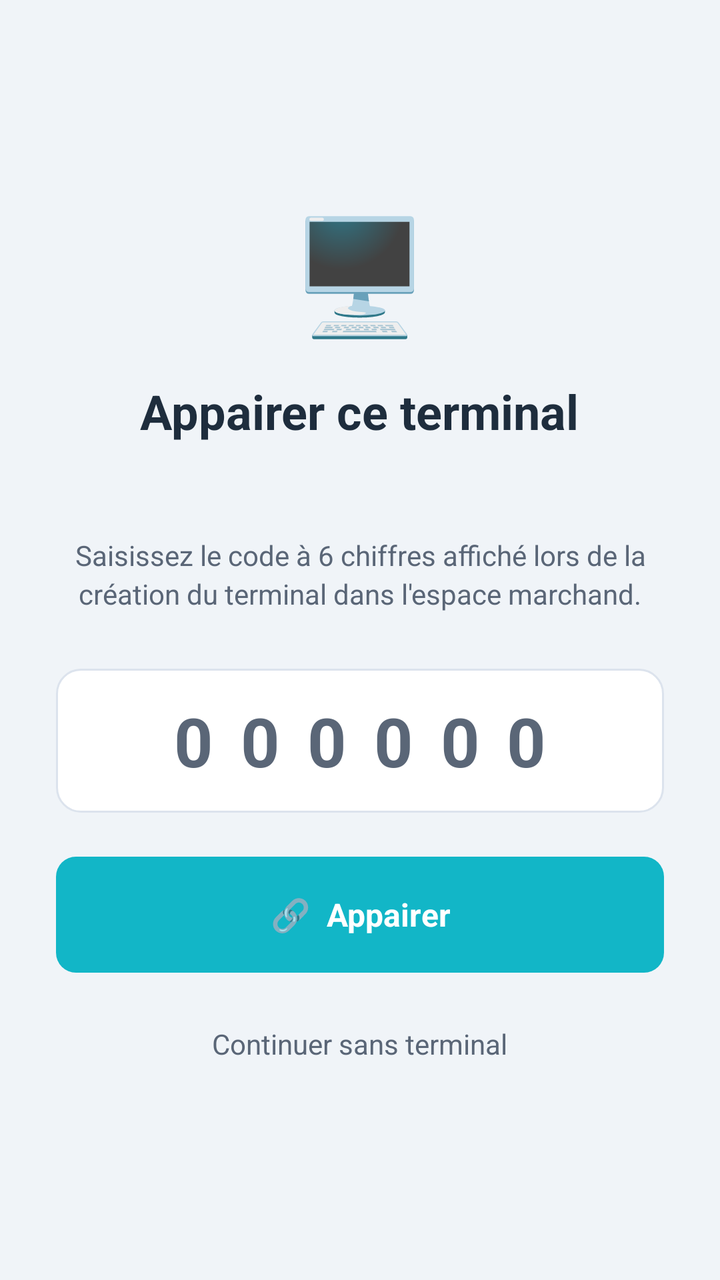
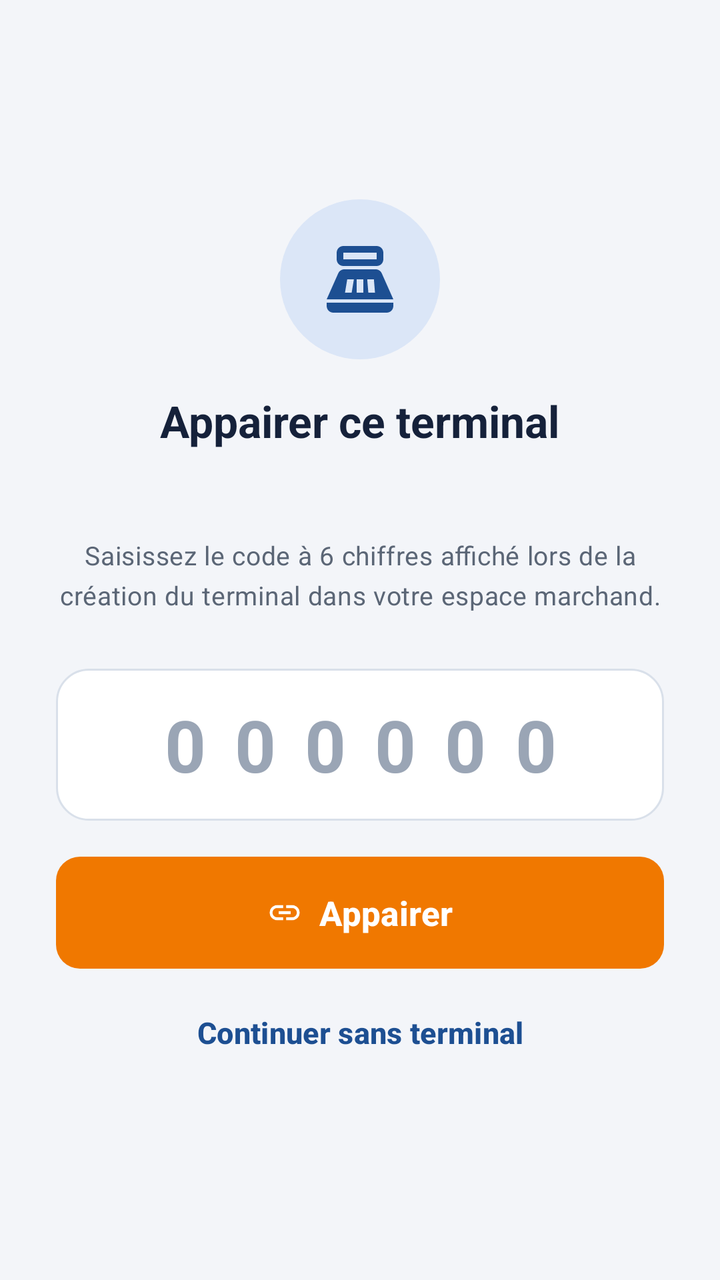

The first picture is an Android layout as it rendered before a commit; the second is the same layout after the commit. The layout source and the unified diff follow.
<!-- AndroidManifest.xml: application theme Theme.CPay -->
<!-- res/layout/activity_pairing.xml -->
<?xml version="1.0" encoding="utf-8"?>
<LinearLayout xmlns:android="http://schemas.android.com/apk/res/android"
    android:layout_width="match_parent" android:layout_height="match_parent"
    android:orientation="vertical" android:background="@color/bg"
    android:gravity="center" android:padding="28dp">

    <TextView android:layout_width="wrap_content" android:layout_height="wrap_content"
        android:text="🖥️" android:textSize="56sp" android:layout_marginBottom="16dp"/>

    <TextView android:layout_width="wrap_content" android:layout_height="wrap_content"
        android:text="Appairer ce terminal" android:textSize="24sp" android:textStyle="bold"
        android:textColor="@color/text" android:layout_marginBottom="6dp"/>

    <TextView android:id="@+id/tv_merchant" android:layout_width="wrap_content"
        android:layout_height="wrap_content" android:textSize="15sp"
        android:textColor="@color/primary" android:textStyle="bold"
        android:layout_marginBottom="20dp"/>

    <TextView android:layout_width="match_parent" android:layout_height="wrap_content"
        android:text="Saisissez le code à 6 chiffres affiché lors de la création du terminal dans l'espace marchand."
        android:textSize="14sp" android:textColor="@color/text_secondary"
        android:gravity="center" android:layout_marginBottom="28dp" android:lineSpacingExtra="3dp"/>

    <EditText android:id="@+id/et_code" android:layout_width="match_parent"
        android:layout_height="72dp" android:inputType="number" android:maxLength="6"
        android:gravity="center" android:textSize="34sp" android:textStyle="bold"
        android:letterSpacing="0.4" android:textColor="@color/primary"
        android:textColorHint="@color/text_secondary" android:hint="000000"
        android:background="@drawable/bg_card" android:layout_marginBottom="10dp"/>

    <TextView android:id="@+id/tv_error" android:layout_width="match_parent"
        android:layout_height="wrap_content" android:textColor="@color/danger"
        android:textSize="13sp" android:gravity="center" android:visibility="gone"
        android:layout_marginBottom="10dp"/>

    <ProgressBar android:id="@+id/progress_bar" android:layout_width="wrap_content"
        android:layout_height="wrap_content" android:visibility="gone"
        android:layout_marginBottom="10dp"/>

    <TextView android:id="@+id/btn_pair" android:layout_width="match_parent"
        android:layout_height="58dp" android:text="🔗  Appairer"
        android:textColor="#FFFFFF" android:textSize="16sp" android:textStyle="bold"
        android:background="@drawable/bg_btn_primary" android:gravity="center"
        android:clickable="true" android:focusable="true" android:layout_marginTop="12dp"
        android:layout_marginBottom="16dp"/>

    <TextView android:id="@+id/btn_skip" android:layout_width="wrap_content"
        android:layout_height="wrap_content" android:text="Continuer sans terminal"
        android:textColor="@color/text_secondary" android:textSize="14sp"
        android:padding="10dp" android:clickable="true" android:focusable="true"/>
</LinearLayout>
<!-- resources referenced by this layout -->
<resources>
  <color name="bg">#f0f4f8</color>
  <color name="danger">#ff3b30</color>
  <color name="primary">#12b6c7</color>
  <color name="text">#1e2d3d</color>
  <color name="text_secondary">#5a6677</color>
  <!-- drawable bg_btn_primary (drawable) -->
  <?xml version="1.0" encoding="utf-8"?>
  <shape xmlns:android="http://schemas.android.com/apk/res/android">
      <solid android:color="#12b6c7"/>
      <corners android:radius="10dp"/>
  </shape>
  <!-- drawable bg_card (drawable) -->
  <?xml version="1.0" encoding="utf-8"?>
  <shape xmlns:android="http://schemas.android.com/apk/res/android">
      <solid android:color="#FFFFFF"/>
      <corners android:radius="12dp"/>
      <stroke android:width="1dp" android:color="#dce3ed"/>
  </shape>
  <style name="Theme.CPay" parent="Theme.MaterialComponents.DayNight.NoActionBar">
          <item name="colorPrimary">@color/primary</item>
          <item name="colorPrimaryVariant">@color/primary_dark</item>
          <item name="colorOnPrimary">@color/white</item>
          <item name="colorSecondary">@color/accent</item>
          <item name="colorOnSecondary">@color/white</item>
          <item name="android:windowBackground">@color/bg</item>
          <item name="android:textColor">@color/text</item>
      </style>
  <color name="primary_dark">#1d4f92</color>
  <color name="white">#FFFFFF</color>
  <color name="accent">#00c896</color>
</resources>

<!-- the commit's change to res/layout/activity_pairing.xml (unified diff, before → after) -->
@@ -1,51 +1,28 @@
 <?xml version="1.0" encoding="utf-8"?>
-<LinearLayout xmlns:android="http://schemas.android.com/apk/res/android"
-    android:layout_width="match_parent" android:layout_height="match_parent"
-    android:orientation="vertical" android:background="@color/bg"
-    android:gravity="center" android:padding="28dp">
-
-    <TextView android:layout_width="wrap_content" android:layout_height="wrap_content"
-        android:text="🖥️" android:textSize="56sp" android:layout_marginBottom="16dp"/>
-
-    <TextView android:layout_width="wrap_content" android:layout_height="wrap_content"
-        android:text="Appairer ce terminal" android:textSize="24sp" android:textStyle="bold"
-        android:textColor="@color/text" android:layout_marginBottom="6dp"/>
-
-    <TextView android:id="@+id/tv_merchant" android:layout_width="wrap_content"
-        android:layout_height="wrap_content" android:textSize="15sp"
-        android:textColor="@color/primary" android:textStyle="bold"
-        android:layout_marginBottom="20dp"/>
-
-    <TextView android:layout_width="match_parent" android:layout_height="wrap_content"
-        android:text="Saisissez le code à 6 chiffres affiché lors de la création du terminal dans l'espace marchand."
-        android:textSize="14sp" android:textColor="@color/text_secondary"
-        android:gravity="center" android:layout_marginBottom="28dp" android:lineSpacingExtra="3dp"/>
-
-    <EditText android:id="@+id/et_code" android:layout_width="match_parent"
-        android:layout_height="72dp" android:inputType="number" android:maxLength="6"
-        android:gravity="center" android:textSize="34sp" android:textStyle="bold"
-        android:letterSpacing="0.4" android:textColor="@color/primary"
-        android:textColorHint="@color/text_secondary" android:hint="000000"
-        android:background="@drawable/bg_card" android:layout_marginBottom="10dp"/>
-
-    <TextView android:id="@+id/tv_error" android:layout_width="match_parent"
-        android:layout_height="wrap_content" android:textColor="@color/danger"
-        android:textSize="13sp" android:gravity="center" android:visibility="gone"
-        android:layout_marginBottom="10dp"/>
-
-    <ProgressBar android:id="@+id/progress_bar" android:layout_width="wrap_content"
-        android:layout_height="wrap_content" android:visibility="gone"
-        android:layout_marginBottom="10dp"/>
-
-    <TextView android:id="@+id/btn_pair" android:layout_width="match_parent"
-        android:layout_height="58dp" android:text="🔗  Appairer"
-        android:textColor="#FFFFFF" android:textSize="16sp" android:textStyle="bold"
-        android:background="@drawable/bg_btn_primary" android:gravity="center"
-        android:clickable="true" android:focusable="true" android:layout_marginTop="12dp"
-        android:layout_marginBottom="16dp"/>
-
-    <TextView android:id="@+id/btn_skip" android:layout_width="wrap_content"
-        android:layout_height="wrap_content" android:text="Continuer sans terminal"
-        android:textColor="@color/text_secondary" android:textSize="14sp"
-        android:padding="10dp" android:clickable="true" android:focusable="true"/>
-</LinearLayout>
+<ScrollView xmlns:android="http://schemas.android.com/apk/res/android"
+    xmlns:app="http://schemas.android.com/apk/res-auto"
+    android:layout_width="match_parent" android:layout_height="match_parent" android:background="@color/surface_dim" android:fillViewport="true">
+    <LinearLayout android:layout_width="match_parent" android:layout_height="wrap_content" android:orientation="vertical" android:gravity="center" android:padding="28dp">
+        <ImageView android:layout_width="80dp" android:layout_height="80dp" android:padding="20dp" android:background="@drawable/bg_circle"
+            android:src="@drawable/ic_terminal" app:tint="@color/brand_primary" android:layout_marginBottom="16dp" android:contentDescription="@null"/>
+        <TextView android:layout_width="wrap_content" android:layout_height="wrap_content" android:text="@string/pairing_title"
+            android:textAppearance="@style/TextAppearance.CPay.Title" android:layout_marginBottom="6dp"/>
+        <TextView android:id="@+id/tv_merchant" android:layout_width="wrap_content" android:layout_height="wrap_content"
+            android:textAppearance="@style/TextAppearance.CPay.Subtitle" android:textColor="@color/brand_primary" android:layout_marginBottom="16dp"/>
+        <TextView android:layout_width="match_parent" android:layout_height="wrap_content" android:text="@string/pairing_desc"
+            android:textAppearance="@style/TextAppearance.CPay.Secondary" android:gravity="center" android:layout_marginBottom="28dp" android:lineSpacingExtra="3dp"/>
+        <EditText android:id="@+id/et_code" android:layout_width="match_parent" android:layout_height="76dp" android:inputType="number" android:maxLength="6"
+            android:gravity="center" android:textSize="36sp" android:textStyle="bold" android:letterSpacing="0.4" android:textColor="@color/brand_navy"
+            android:textColorHint="@color/on_surface_disabled" android:hint="000000" android:background="@drawable/bg_card" android:layout_marginBottom="10dp"
+            android:importantForAutofill="no" android:contentDescription="@string/pairing_code"/>
+        <TextView android:id="@+id/tv_error" android:layout_width="match_parent" android:layout_height="wrap_content"
+            android:background="@drawable/bg_banner_error" android:padding="12dp" android:textColor="@color/error_main" android:textSize="13sp" android:gravity="center"
+            android:visibility="gone" android:layout_marginBottom="10dp"/>
+        <ProgressBar android:id="@+id/progress_bar" android:layout_width="wrap_content" android:layout_height="wrap_content" android:visibility="gone" android:layout_marginBottom="10dp"/>
+        <com.google.android.material.button.MaterialButton android:id="@+id/btn_pair" style="@style/Widget.CPay.Button.Primary"
+            android:layout_width="match_parent" android:layout_height="wrap_content" android:text="@string/pairing_button" app:icon="@drawable/ic_link" app:iconGravity="textStart"
+            android:layout_marginTop="8dp" android:layout_marginBottom="8dp"/>
+        <com.google.android.material.button.MaterialButton android:id="@+id/btn_skip" style="@style/Widget.CPay.Button.Text"
+            android:layout_width="match_parent" android:layout_height="wrap_content" android:text="@string/pairing_skip"/>
+    </LinearLayout>
+</ScrollView>
<!-- resource entries referenced after the edit -->
@@ -1,34 +1,212 @@
 <!-- resources referenced by this layout -->
 <resources>
-  <color name="bg">#f0f4f8</color>
-  <color name="danger">#ff3b30</color>
-  <color name="primary">#12b6c7</color>
-  <color name="text">#1e2d3d</color>
-  <color name="text_secondary">#5a6677</color>
-  <!-- drawable bg_btn_primary (drawable) -->
+  <color name="brand_navy">#12306e</color>
+  <color name="brand_primary">#1d4f92</color>
+  <color name="error_main">#c0392b</color>
+  <color name="on_surface_disabled">#9aa5b5</color>
+  <color name="surface_dim">#f3f5f9</color>
+  <!-- drawable bg_banner_error (drawable) -->
   <?xml version="1.0" encoding="utf-8"?>
   <shape xmlns:android="http://schemas.android.com/apk/res/android">
-      <solid android:color="#12b6c7"/>
-      <corners android:radius="10dp"/>
+      <solid android:color="@color/error_container"/>
+      <corners android:radius="12dp"/>
   </shape>
   <!-- drawable bg_card (drawable) -->
   <?xml version="1.0" encoding="utf-8"?>
   <shape xmlns:android="http://schemas.android.com/apk/res/android">
-      <solid android:color="#FFFFFF"/>
-      <corners android:radius="12dp"/>
-      <stroke android:width="1dp" android:color="#dce3ed"/>
+      <solid android:color="@color/surface"/>
+      <corners android:radius="16dp"/>
+      <stroke android:width="1dp" android:color="@color/outline"/>
   </shape>
-  <style name="Theme.CPay" parent="Theme.MaterialComponents.DayNight.NoActionBar">
-          <item name="colorPrimary">@color/primary</item>
-          <item name="colorPrimaryVariant">@color/primary_dark</item>
+  <!-- drawable bg_circle (drawable) -->
+  <?xml version="1.0" encoding="utf-8"?>
+  <shape xmlns:android="http://schemas.android.com/apk/res/android" android:shape="oval">
+      <solid android:color="@color/primary_container"/>
+  </shape>
+  <!-- drawable ic_link (drawable) -->
+  <?xml version="1.0" encoding="utf-8"?>
+  <vector xmlns:android="http://schemas.android.com/apk/res/android"
+      android:width="24dp" android:height="24dp" android:viewportWidth="24" android:viewportHeight="24"
+      android:tint="?attr/colorControlNormal">
+      <path android:fillColor="@android:color/white" android:pathData="M3.9,12c0,-1.71 1.39,-3.1 3.1,-3.1h4V7H7c-2.76,0 -5,2.24 -5,5s2.24,5 5,5h4v-1.9H7c-1.71,0 -3.1,-1.39 -3.1,-3.1zM8,13h8v-2H8v2zM17,7h-4v1.9h4c1.71,0 3.1,1.39 3.1,3.1s-1.39,3.1 -3.1,3.1h-4V17h4c2.76,0 5,-2.24 5,-5s-2.24,-5 -5,-5z"/>
+  </vector>
+  <!-- drawable ic_terminal (drawable) -->
+  <?xml version="1.0" encoding="utf-8"?>
+  <vector xmlns:android="http://schemas.android.com/apk/res/android"
+      android:width="24dp" android:height="24dp" android:viewportWidth="24" android:viewportHeight="24"
+      android:tint="?attr/colorControlNormal">
+      <path android:fillColor="@android:color/white" android:pathData="M17,2H7c-1.1,0 -2,0.9 -2,2v2c0,1.1 0.9,2 2,2h10c1.1,0 2,-0.9 2,-2V4c0,-1.1 -0.9,-2 -2,-2zM17,6H7V4h10v2zM20,22H4c-1.1,0 -2,-0.9 -2,-2v-1h20v1c0,1.1 -0.9,2 -2,2zM18.53,10.19C18.21,9.47 17.49,9 16.7,9H7.3c-0.79,0 -1.51,0.47 -1.83,1.19L2,18h20l-3.47,-7.81zM9.5,16h-2l0.67,-4h2L9.5,16zM13,16h-2v-4h2v4zM16.5,16h-2l-0.33,-4h2L16.5,16z"/>
+  </vector>
+  <string name="pairing_button">Appairer</string>
+  <string name="pairing_code">Code d\'appairage</string>
+  <string name="pairing_desc">Saisissez le code à 6 chiffres affiché lors de la création du terminal dans votre espace marchand.</string>
+  <string name="pairing_skip">Continuer sans terminal</string>
+  <string name="pairing_title">Appairer ce terminal</string>
+  <style name="TextAppearance.CPay.Secondary" parent="TextAppearance.Material3.BodyMedium">
+          <item name="android:textSize">13sp</item>
+          <item name="android:textColor">@color/on_surface_variant</item>
+      </style>
+  <style name="TextAppearance.CPay.Subtitle" parent="TextAppearance.Material3.TitleMedium">
+          <item name="android:textSize">16sp</item>
+          <item name="android:textStyle">bold</item>
+          <item name="android:textColor">@color/on_surface</item>
+      </style>
+  <style name="TextAppearance.CPay.Title" parent="TextAppearance.Material3.TitleLarge">
+          <item name="android:textSize">22sp</item>
+          <item name="android:textStyle">bold</item>
+          <item name="android:textColor">@color/on_surface</item>
+      </style>
+  <style name="Widget.CPay.Button.Primary" parent="Widget.CPay.Button">
+          <item name="android:minHeight">56dp</item>
+          <item name="android:textSize">17sp</item>
+      </style>
+  <style name="Widget.CPay.Button.Text" parent="Widget.Material3.Button.TextButton">
+          <item name="android:minHeight">48dp</item>
+          <item name="android:textSize">15sp</item>
+          <item name="android:textStyle">bold</item>
+          <item name="android:textAllCaps">false</item>
+          <item name="android:textColor">@color/brand_primary</item>
+          <item name="iconTint">@color/brand_primary</item>
+      </style>
+  <style name="Theme.CPay" parent="Theme.Material3.Light.NoActionBar">
+          <item name="colorPrimary">@color/brand_primary</item>
           <item name="colorOnPrimary">@color/white</item>
-          <item name="colorSecondary">@color/accent</item>
+          <item name="colorPrimaryContainer">@color/primary_container</item>
+          <item name="colorOnPrimaryContainer">@color/on_primary_container</item>
+          <item name="colorSecondary">@color/brand_accent</item>
           <item name="colorOnSecondary">@color/white</item>
-          <item name="android:windowBackground">@color/bg</item>
-          <item name="android:textColor">@color/text</item>
-      </style>
-  <color name="primary_dark">#1d4f92</color>
-  <color name="white">#FFFFFF</color>
-  <color name="accent">#00c896</color>
+          <item name="colorSecondaryContainer">@color/accent_container</item>
+          <item name="colorOnSecondaryContainer">@color/on_accent_container</item>
+          <item name="colorTertiary">@color/brand_cyan</item>
+          <item name="colorOnTertiary">@color/white</item>
+          <item name="colorTertiaryContainer">@color/cyan_container</item>
+          <item name="colorOnTertiaryContainer">@color/on_cyan_container</item>
+          <item name="colorError">@color/error_main</item>
+          <item name="colorOnError">@color/white</item>
+          <item name="colorErrorContainer">@color/error_container</item>
+          <item name="colorOnErrorContainer">@color/error_main</item>
+          <item name="colorSurface">@color/surface</item>
+          <item name="colorOnSurface">@color/on_surface</item>
+          <item name="colorSurfaceVariant">@color/surface_variant</item>
+          <item name="colorOnSurfaceVariant">@color/on_surface_variant</item>
+          <item name="colorOutline">@color/outline</item>
+          <item name="colorOutlineVariant">@color/outline</item>
+          <item name="colorSurfaceContainer">@color/surface</item>
+          <item name="colorSurfaceContainerLow">@color/surface_dim</item>
+          <item name="colorSurfaceContainerHigh">@color/surface_variant</item>
+          <item name="android:colorBackground">@color/surface_dim</item>
+          <item name="android:windowBackground">@color/surface_dim</item>
+          <item name="android:statusBarColor">@color/surface_dim</item>
+          <item name="android:windowLightStatusBar">true</item>
+          <item name="android:navigationBarColor">@color/surface</item>
+  
+          <item name="shapeAppearanceSmallComponent">@style/ShapeAppearance.CPay.Small</item>
+          <item name="shapeAppearanceMediumComponent">@style/ShapeAppearance.CPay.Medium</item>
+          <item name="shapeAppearanceLargeComponent">@style/ShapeAppearance.CPay.Large</item>
+          <item name="shapeAppearanceCornerSmall">@style/ShapeAppearance.CPay.Small</item>
+          <item name="shapeAppearanceCornerMedium">@style/ShapeAppearance.CPay.Medium</item>
+          <item name="shapeAppearanceCornerLarge">@style/ShapeAppearance.CPay.Large</item>
+  
+          <item name="materialButtonStyle">@style/Widget.CPay.Button</item>
+          <item name="materialCardViewStyle">@style/Widget.CPay.Card</item>
+          <item name="textInputStyle">@style/Widget.CPay.TextInputLayout</item>
+          <item name="chipStyle">@style/Widget.CPay.Chip</item>
+          <item name="bottomSheetDialogTheme">@style/ThemeOverlay.CPay.BottomSheet</item>
+          <item name="bottomNavigationStyle">@style/Widget.CPay.BottomNavigation</item>
+      </style>
+  <color name="error_container">#fde8e6</color>
+  <color name="surface">#ffffff</color>
+  <color name="outline">#d9e0ea</color>
+  <color name="primary_container">#dbe6f7</color>
+  <color name="on_surface_variant">#5b6676</color>
+  <color name="on_surface">#15213a</color>
+  <style name="Widget.CPay.Button" parent="Widget.Material3.Button">
+          <item name="android:minHeight">52dp</item>
+          <item name="android:textSize">16sp</item>
+          <item name="android:textStyle">bold</item>
+          <item name="android:textAllCaps">false</item>
+          <item name="backgroundTint">@color/btn_primary_bg</item>
+          <item name="android:textColor">@color/white</item>
+          <item name="iconTint">@color/white</item>
+          <item name="shapeAppearance">@style/ShapeAppearance.CPay.Medium</item>
+          <item name="android:insetTop">0dp</item>
+          <item name="android:insetBottom">0dp</item>
+      </style>
+  <color name="white">#ffffff</color>
+  <color name="on_primary_container">#0b1f45</color>
+  <color name="brand_accent">#f07800</color>
+  <color name="accent_container">#ffe6cc</color>
+  <color name="on_accent_container">#4a2400</color>
+  <color name="brand_cyan">#00b4c8</color>
+  <color name="cyan_container">#d4f4f8</color>
+  <color name="on_cyan_container">#003c44</color>
+  <color name="surface_variant">#eef2f8</color>
+  <style name="ShapeAppearance.CPay.Small" parent="ShapeAppearance.Material3.Corner.Small">
+          <item name="cornerFamily">rounded</item>
+          <item name="cornerSize">12dp</item>
+      </style>
+  <style name="ShapeAppearance.CPay.Medium" parent="ShapeAppearance.Material3.Corner.Medium">
+          <item name="cornerFamily">rounded</item>
+          <item name="cornerSize">12dp</item>
+      </style>
+  <style name="ShapeAppearance.CPay.Large" parent="ShapeAppearance.Material3.Corner.Large">
+          <item name="cornerFamily">rounded</item>
+          <item name="cornerSize">20dp</item>
+      </style>
+  <style name="Widget.CPay.Card" parent="Widget.Material3.CardView.Elevated">
+          <item name="cardBackgroundColor">@color/surface</item>
+          <item name="cardElevation">0dp</item>
+          <item name="strokeColor">@color/outline</item>
+          <item name="strokeWidth">1dp</item>
+          <item name="cardCornerRadius">16dp</item>
+          <item name="contentPadding">0dp</item>
+      </style>
+  <style name="Widget.CPay.TextInputLayout" parent="Widget.Material3.TextInputLayout.OutlinedBox">
+          <item name="boxCornerRadiusTopStart">12dp</item>
+          <item name="boxCornerRadiusTopEnd">12dp</item>
+          <item name="boxCornerRadiusBottomStart">12dp</item>
+          <item name="boxCornerRadiusBottomEnd">12dp</item>
+          <item name="boxStrokeColor">@color/text_input_stroke</item>
+          <item name="boxStrokeWidth">1.5dp</item>
+          <item name="hintTextColor">@color/brand_primary</item>
+          <item name="errorTextColor">@color/error_main</item>
+      </style>
+  <style name="Widget.CPay.Chip" parent="Widget.Material3.Chip.Filter">
+          <item name="chipBackgroundColor">@color/chip_bg</item>
+          <item name="android:textColor">@color/chip_text</item>
+          <item name="chipStrokeColor">@color/chip_stroke</item>
+          <item name="chipStrokeWidth">1dp</item>
+          <item name="chipMinHeight">40dp</item>
+          <item name="checkedIconVisible">false</item>
+          <item name="android:textSize">14sp</item>
+          <item name="ensureMinTouchTargetSize">true</item>
+      </style>
+  <style name="ThemeOverlay.CPay.BottomSheet" parent="ThemeOverlay.Material3.BottomSheetDialog">
+          <item name="bottomSheetStyle">@style/Widget.CPay.BottomSheet</item>
+      </style>
+  <style name="Widget.CPay.BottomNavigation" parent="Widget.Material3.BottomNavigationView">
+          <item name="itemIconTint">@color/nav_color</item>
+          <item name="itemTextColor">@color/nav_color</item>
+          <item name="itemActiveIndicatorStyle">@style/Widget.CPay.BottomNavigation.Indicator</item>
+          <item name="android:background">@color/surface</item>
+          <item name="labelVisibilityMode">labeled</item>
+          <item name="itemPaddingTop">8dp</item>
+          <item name="itemPaddingBottom">8dp</item>
+      </style>
+  <style name="Widget.CPay.BottomSheet" parent="Widget.Material3.BottomSheet.Modal">
+          <item name="shapeAppearance">@style/ShapeAppearance.CPay.Sheet</item>
+          <item name="backgroundTint">@color/surface</item>
+          <item name="android:paddingTop">8dp</item>
+      </style>
+  <style name="Widget.CPay.BottomNavigation.Indicator" parent="Widget.Material3.BottomNavigationView.ActiveIndicator">
+          <item name="android:color">@color/accent_container</item>
+      </style>
+  <style name="ShapeAppearance.CPay.Sheet" parent="ShapeAppearance.Material3.Corner.ExtraLarge">
+          <item name="cornerFamily">rounded</item>
+          <item name="cornerSizeTopLeft">24dp</item>
+          <item name="cornerSizeTopRight">24dp</item>
+          <item name="cornerSizeBottomLeft">0dp</item>
+          <item name="cornerSizeBottomRight">0dp</item>
+      </style>
 </resources>
 
